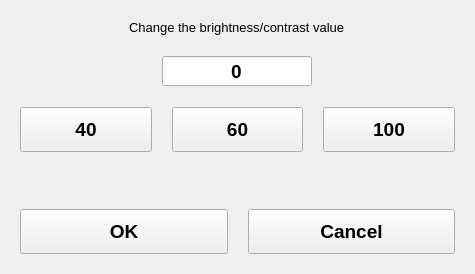
Old version of the form app/app.ui in the repository swiatoslaw/brightness-control.
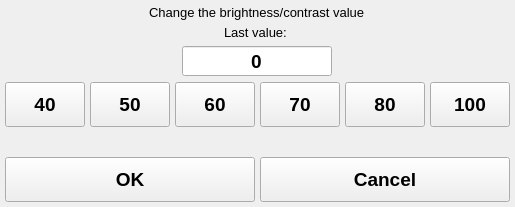
New version of the form.

Commit message: Added pickling last value

```diff
--- a/app/app.ui
+++ b/app/app.ui
@@ -6,8 +6,8 @@
    <rect>
     <x>0</x>
     <y>0</y>
-    <width>475</width>
-    <height>274</height>
+    <width>492</width>
+    <height>207</height>
    </rect>
   </property>
   <property name="font">
@@ -24,19 +24,19 @@
   <widget class="QWidget" name="centralwidget">
    <layout class="QVBoxLayout" name="verticalLayout">
     <property name="spacing">
-     <number>20</number>
+     <number>5</number>
     </property>
     <property name="leftMargin">
-     <number>20</number>
+     <number>5</number>
     </property>
     <property name="topMargin">
-     <number>20</number>
+     <number>5</number>
     </property>
     <property name="rightMargin">
-     <number>20</number>
+     <number>5</number>
     </property>
     <property name="bottomMargin">
-     <number>20</number>
+     <number>5</number>
     </property>
     <item alignment="Qt::AlignHCenter|Qt::AlignTop">
      <widget class="QLabel" name="label">
@@ -52,6 +52,20 @@
       </property>
      </widget>
     </item>
+    <item alignment="Qt::AlignHCenter">
+     <widget class="QLabel" name="label_last_value">
+      <property name="font">
+       <font>
+        <pointsize>10</pointsize>
+        <weight>50</weight>
+        <bold>false</bold>
+       </font>
+      </property>
+      <property name="text">
+       <string>Last value: </string>
+      </property>
+     </widget>
+    </item>
     <item alignment="Qt::AlignHCenter">
      <widget class="QSpinBox" name="value_box">
       <property name="minimumSize">
@@ -92,6 +106,25 @@
         </property>
        </widget>
       </item>
+      <item>
+       <widget class="QPushButton" name="button_50">
+        <property name="sizePolicy">
+         <sizepolicy hsizetype="MinimumExpanding" vsizetype="Fixed">
+          <horstretch>0</horstretch>
+          <verstretch>0</verstretch>
+         </sizepolicy>
+        </property>
+        <property name="minimumSize">
+         <size>
+          <width>0</width>
+          <height>45</height>
+         </size>
+        </property>
+        <property name="text">
+         <string>50</string>
+        </property>
+       </widget>
+      </item>
       <item>
        <widget class="QPushButton" name="button_60">
         <property name="sizePolicy">
@@ -111,6 +144,44 @@
         </property>
        </widget>
       </item>
+      <item>
+       <widget class="QPushButton" name="button_70">
+        <property name="sizePolicy">
+         <sizepolicy hsizetype="MinimumExpanding" vsizetype="Fixed">
+          <horstretch>0</horstretch>
+          <verstretch>0</verstretch>
+         </sizepolicy>
+        </property>
+        <property name="minimumSize">
+         <size>
+          <width>0</width>
+          <height>45</height>
+         </size>
+        </property>
+        <property name="text">
+         <string>70</string>
+        </property>
+       </widget>
+      </item>
+      <item>
+       <widget class="QPushButton" name="button_80">
+        <property name="sizePolicy">
+         <sizepolicy hsizetype="MinimumExpanding" vsizetype="Fixed">
+          <horstretch>0</horstretch>
+          <verstretch>0</verstretch>
+         </sizepolicy>
+        </property>
+        <property name="minimumSize">
+         <size>
+          <width>0</width>
+          <height>45</height>
+         </size>
+        </property>
+        <property name="text">
+         <string>80</string>
+        </property>
+       </widget>
+      </item>
       <item>
        <widget class="QPushButton" name="button_100">
         <property name="sizePolicy">
```
Left out of the diff: 2 changed lines with no effect on the pictures. The commit also changes 4 other files.
